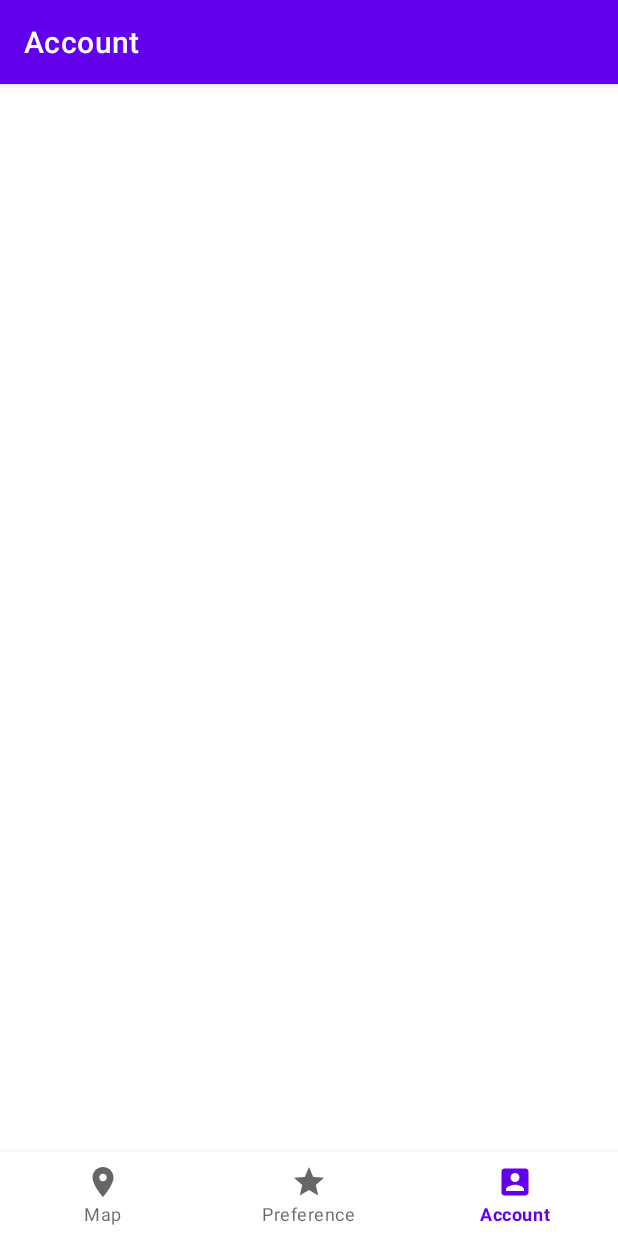
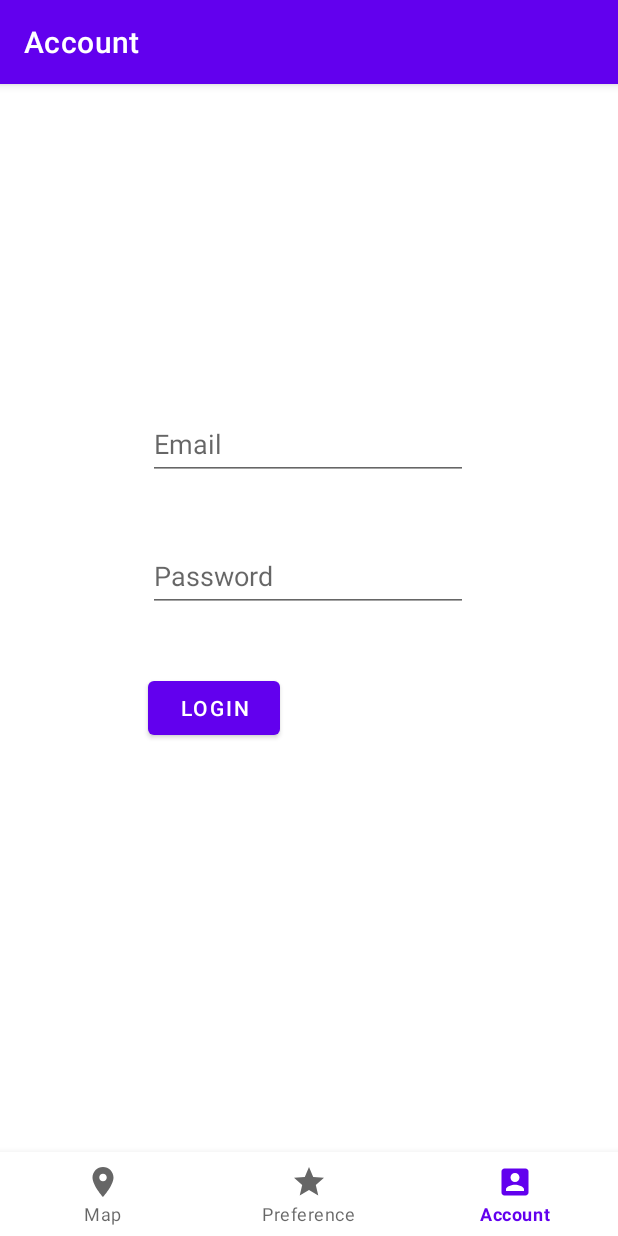
Before and after one commit to Kirito-JZP/Wayfinding, an Android app: the screen it shows after launch (MainActivity), item 3 of the bottom bar chosen, on a phone screen of 412 x 824 dp. Run offline under Robolectric (Android 15) with nearby library versions, the phone set to English and light mode, and no system bars; our stand-ins replace navigation-ui.

Commit message:
preference and account UI connected

```diff
--- a/app/src/main/java/com/main/wayfinding/fragment/account/AccountFragment.java
+++ b/app/src/main/java/com/main/wayfinding/fragment/account/AccountFragment.java
@@ -1,6 +1,19 @@
 package com.main.wayfinding.fragment.account;
 
+import android.os.Bundle;
+import android.view.LayoutInflater;
+import android.view.View;
+import android.view.ViewGroup;
+import android.widget.TextView;
+
+import androidx.annotation.NonNull;
 import androidx.fragment.app.Fragment;
+import androidx.lifecycle.ViewModelProvider;
+
+import com.google.android.gms.maps.SupportMapFragment;
+import com.main.wayfinding.R;
+import com.main.wayfinding.databinding.FragmentAccountBinding;
+import com.main.wayfinding.databinding.FragmentMapBinding;
 
 /**
  * Define the fragment used for displaying and changing user info
@@ -11,6 +24,16 @@ import androidx.fragment.app.Fragment;
  * Date: 2022/1/18 16:06
  */
 public class AccountFragment extends Fragment {
-    // TODO
-    //commit test
+    private FragmentAccountBinding binding;
+    private boolean auth;
+
+    public View onCreateView(@NonNull LayoutInflater inflater,
+                             ViewGroup container, Bundle savedInstanceState) {
+        binding = FragmentAccountBinding.inflate(inflater, container, false);
+        View root = binding.getRoot();
+        return root;
+    }
+
+
+
 }
--- a/app/src/main/java/com/main/wayfinding/fragment/preference/PreferenceFragment.java
+++ b/app/src/main/java/com/main/wayfinding/fragment/preference/PreferenceFragment.java
@@ -1,6 +1,15 @@
 package com.main.wayfinding.fragment.preference;
 
+import android.os.Bundle;
+import android.view.LayoutInflater;
+import android.view.View;
+import android.view.ViewGroup;
+
+import androidx.annotation.NonNull;
 import androidx.fragment.app.Fragment;
+
+import com.main.wayfinding.databinding.FragmentAccountBinding;
+import com.main.wayfinding.databinding.FragmentPreferenceBinding;
 
 /**
  * Define the fragment used for saving user preference(home, work or favourite places)
@@ -11,5 +20,11 @@ import androidx.fragment.app.Fragment;
  * Date: 2022/1/18 16:06
  */
 public class PreferenceFragment extends Fragment {
-    // TODO
+    private FragmentPreferenceBinding binding;
+    public View onCreateView(@NonNull LayoutInflater inflater,
+                             ViewGroup container, Bundle savedInstanceState) {
+        binding = FragmentPreferenceBinding.inflate(inflater, container, false);
+        View root = binding.getRoot();
+        return root;
+    }
 }
--- a/app/src/main/res/layout/fragment_account.xml
+++ b/app/src/main/res/layout/fragment_account.xml
@@ -5,4 +5,43 @@
     android:layout_width="match_parent"
     android:layout_height="match_parent"
     tools:context=".fragment.account.AccountFragment">
+
+    <EditText
+        android:id="@+id/username"
+        android:layout_width="wrap_content"
+        android:layout_height="wrap_content"
+        android:layout_marginTop="216dp"
+        android:ems="10"
+        android:hint="Email"
+        android:inputType="textPersonName"
+        android:minHeight="48dp"
+        app:layout_constraintEnd_toEndOf="parent"
+        app:layout_constraintHorizontal_bias="0.498"
+        app:layout_constraintStart_toStartOf="parent"
+        app:layout_constraintTop_toTopOf="parent" />
+
+    <EditText
+        android:id="@+id/password"
+        android:layout_width="wrap_content"
+        android:layout_height="wrap_content"
+        android:layout_marginTop="40dp"
+        android:ems="10"
+        android:hint="Password"
+        android:inputType="textPassword"
+        android:minHeight="48dp"
+        app:layout_constraintEnd_toEndOf="parent"
+        app:layout_constraintHorizontal_bias="0.498"
+        app:layout_constraintStart_toStartOf="parent"
+        app:layout_constraintTop_toBottomOf="@+id/username" />
+
+    <Button
+        android:id="@+id/login"
+        android:layout_width="wrap_content"
+        android:layout_height="wrap_content"
+        android:layout_marginTop="40dp"
+        android:text="Login"
+        app:layout_constraintStart_toStartOf="@+id/password"
+        app:layout_constraintTop_toBottomOf="@+id/password" />
+
+
 </androidx.constraintlayout.widget.ConstraintLayout>
--- a/app/src/main/res/layout/fragment_preference.xml
+++ b/app/src/main/res/layout/fragment_preference.xml
@@ -5,4 +5,15 @@
     android:layout_width="match_parent"
     android:layout_height="match_parent"
     tools:context=".fragment.preference.PreferenceFragment">
+
+    <Button
+        android:id="@+id/login"
+        android:layout_width="wrap_content"
+        android:layout_height="wrap_content"
+        android:layout_marginStart="146dp"
+        android:layout_marginTop="203dp"
+        android:text="Test"
+        app:layout_constraintStart_toStartOf="parent"
+        app:layout_constraintTop_toTopOf="parent" />
+
 </androidx.constraintlayout.widget.ConstraintLayout>
```
